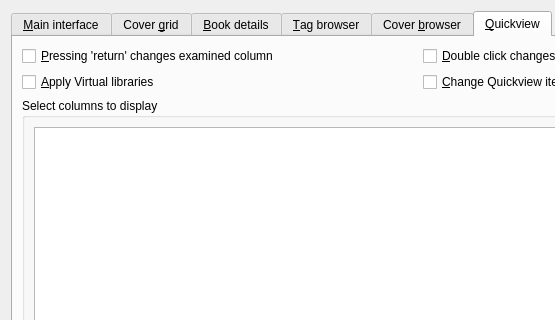
Above: src/calibre/gui2/preferences/look_feel.ui from kovidgoyal/calibre before the change; both pictures show x 0 to 555 and y 0 to 320 of the 839 by 580 pixel window. Below: the same form after it.
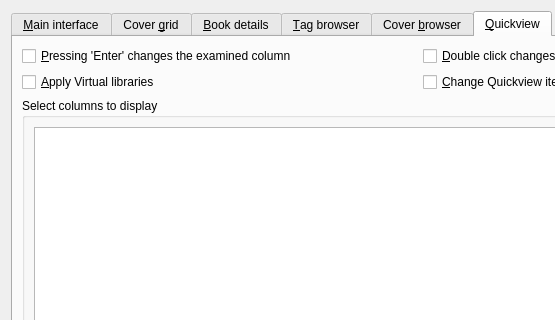
That is the form after the change. The open tabs and pages were chosen to show the change. Icons and pictures are not drawn. Custom widgets are drawn as their Qt base class.

The edit to the form file:
```diff
--- a/src/calibre/gui2/preferences/look_feel.ui
+++ b/src/calibre/gui2/preferences/look_feel.ui
@@ -1327,7 +1327,7 @@
 column being examined (the left-hand pane)</string>
            </property>
            <property name="text">
-            <string>&amp;Pressing 'return' changes examined column</string>
+            <string>&amp;Pressing 'Enter' changes the examined column</string>
            </property>
           </widget>
          </item>
```
Left out of the diff: 2 changed lines with no effect on the pictures.
